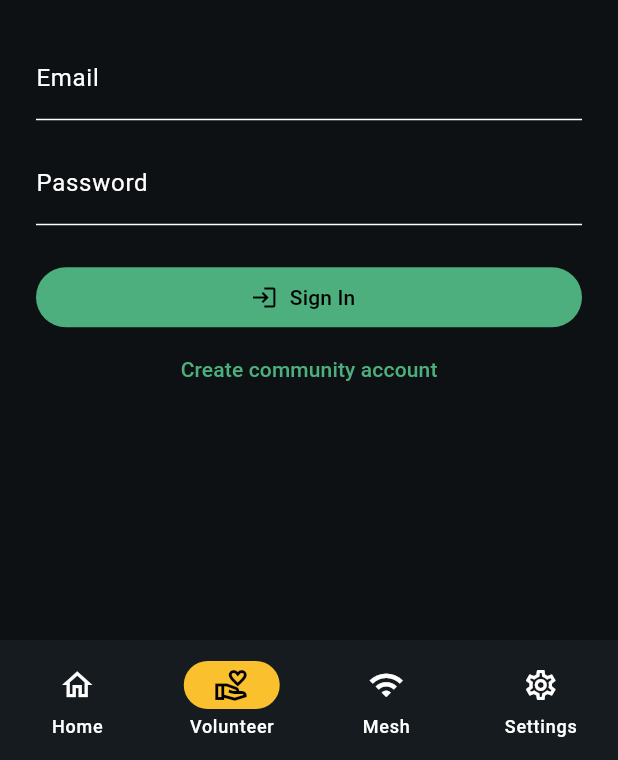
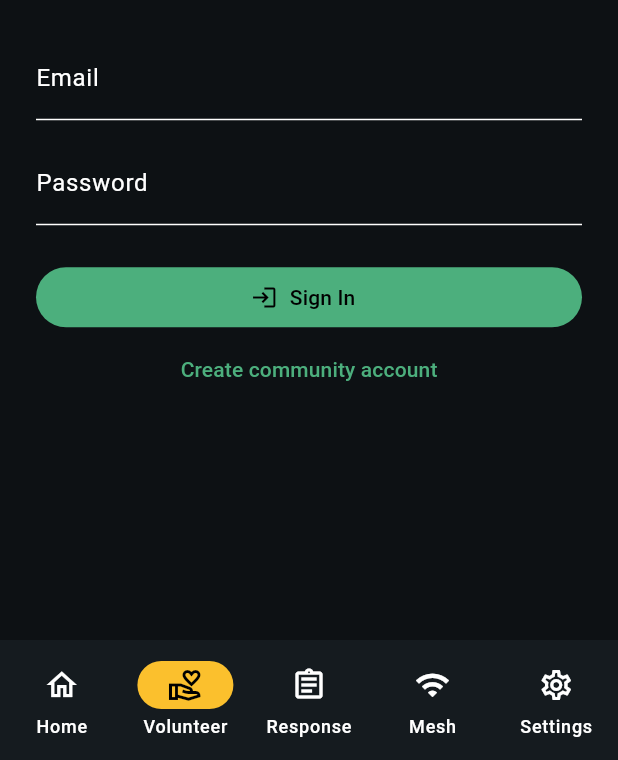
Before and after one commit to Ipshu-codes/relief-flow, a Flutter app: the screen it shows after launch, item 2 of the bottom bar chosen, on a phone screen of 412 x 824 dp, the part 476-1236 px from its top. Run offline on Flutter 3.47's test engine with Material 3 defaults, Android fonts, the phone set to English and light mode, and no system bars; our stand-ins replace flutter_blue_plus, geolocator, shared_preferences; missing offline and left inert: cryptography; network calls fail.

Commit message:
Minor changes in the pages tab section

```diff
--- a/frontend/lib/screens/home.dart
+++ b/frontend/lib/screens/home.dart
@@ -23,7 +23,7 @@ class _HomeScreenState extends State<HomeScreen> {
 
   @override
   Widget build(BuildContext context) {
-    const titles = ['Rahat', 'Volunteer', 'Mesh', 'Settings'];
+    const titles = ['Rahat', 'Volunteer', 'Response', 'Mesh', 'Settings'];
     final pageIndex = _selectedIndex;
     return Scaffold(
       appBar: AppBar(
@@ -79,7 +79,11 @@ class _HomeScreenState extends State<HomeScreen> {
         CoordinationScreen(
             api: widget.moduleApi,
             embedded: true,
-            section: _selectedIndex == 1 ? 'volunteer' : 'response'),
+            section: 'volunteer'),
+        CoordinationScreen(
+            api: widget.moduleApi,
+            embedded: true,
+            section: 'response'),
         const MeshScreen(embedded: true),
         const SettingsScreen(embedded: true),
       ])),
@@ -91,6 +95,7 @@ class _HomeScreenState extends State<HomeScreen> {
           NavigationDestination(
               icon: Icon(Icons.volunteer_activism_outlined),
               label: 'Volunteer'),
+          NavigationDestination(icon: Icon(Icons.assignment_outlined), label: 'Response'),
           NavigationDestination(icon: Icon(Icons.wifi_outlined), label: 'Mesh'),
           NavigationDestination(
               icon: Icon(Icons.settings_outlined), label: 'Settings'),
```
